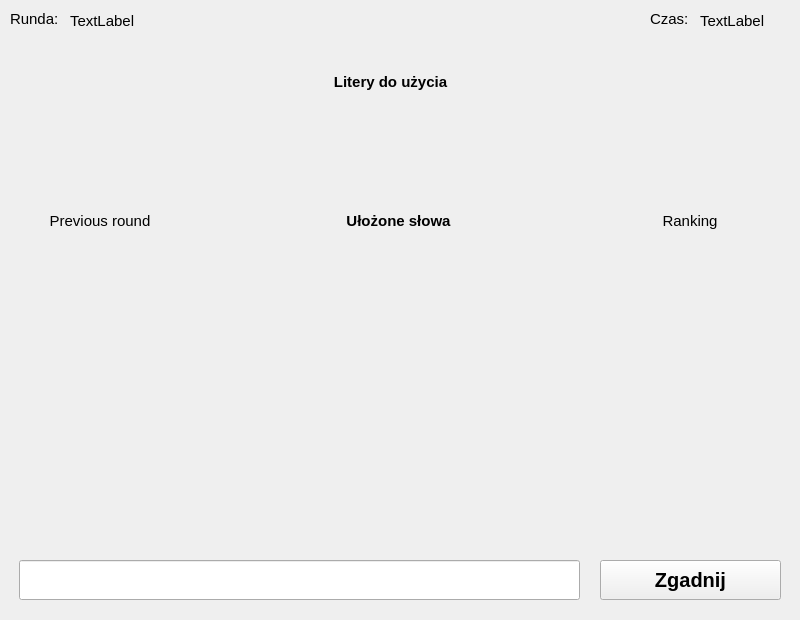
Above: WordBuilder/gamewindow.ui from Yorlock/WordBuilder_SK before the change. Below: the same form after it.
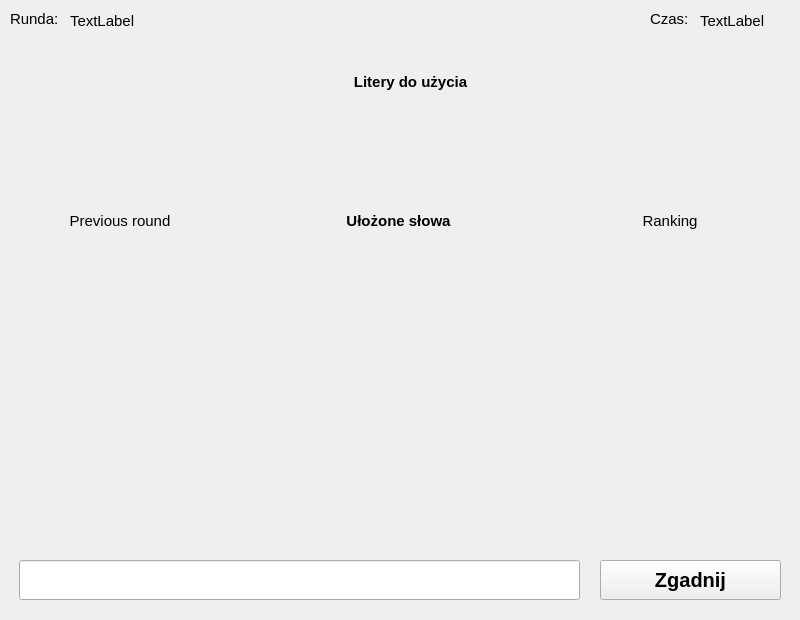
That is the form after the change.

Diff of the .ui file:
```diff
--- a/WordBuilder/gamewindow.ui
+++ b/WordBuilder/gamewindow.ui
@@ -69,7 +69,7 @@
   <widget class="QLabel" name="rankingLabel">
    <property name="geometry">
     <rect>
-     <x>600</x>
+     <x>580</x>
      <y>200</y>
      <width>180</width>
      <height>30</height>
@@ -96,7 +96,7 @@
   <widget class="QLabel" name="previousRoundLabel">
    <property name="geometry">
     <rect>
-     <x>10</x>
+     <x>30</x>
      <y>200</y>
      <width>180</width>
      <height>30</height>
@@ -190,9 +190,9 @@
   <widget class="QWidget" name="layoutWidget">
    <property name="geometry">
     <rect>
-     <x>600</x>
+     <x>539</x>
      <y>239</y>
-     <width>180</width>
+     <width>251</width>
      <height>311</height>
     </rect>
    </property>
@@ -201,10 +201,10 @@
   <widget class="QWidget" name="layoutWidget">
    <property name="geometry">
     <rect>
-     <x>20</x>
+     <x>10</x>
      <y>240</y>
-     <width>171</width>
-     <height>301</height>
+     <width>231</width>
+     <height>311</height>
     </rect>
    </property>
    <layout class="QVBoxLayout" name="solvedVerticalLayout"/>
@@ -212,10 +212,10 @@
   <widget class="QWidget" name="layoutWidget">
    <property name="geometry">
     <rect>
-     <x>210</x>
+     <x>250</x>
      <y>240</y>
-     <width>371</width>
-     <height>301</height>
+     <width>281</width>
+     <height>311</height>
     </rect>
    </property>
    <layout class="QVBoxLayout" name="buildedWordsLayout"/>
@@ -250,7 +250,7 @@
   <widget class="QLabel" name="lettersLabel">
    <property name="geometry">
     <rect>
-     <x>300</x>
+     <x>320</x>
      <y>70</y>
      <width>181</width>
      <height>21</height>
```
